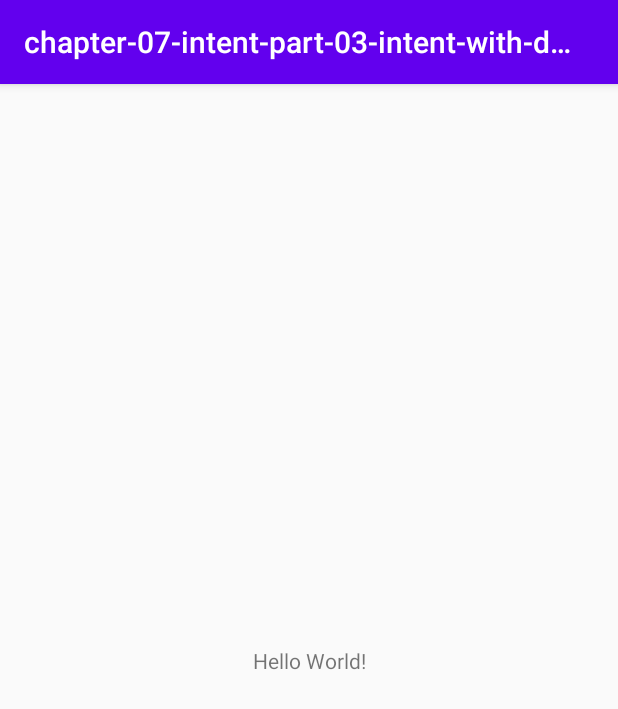
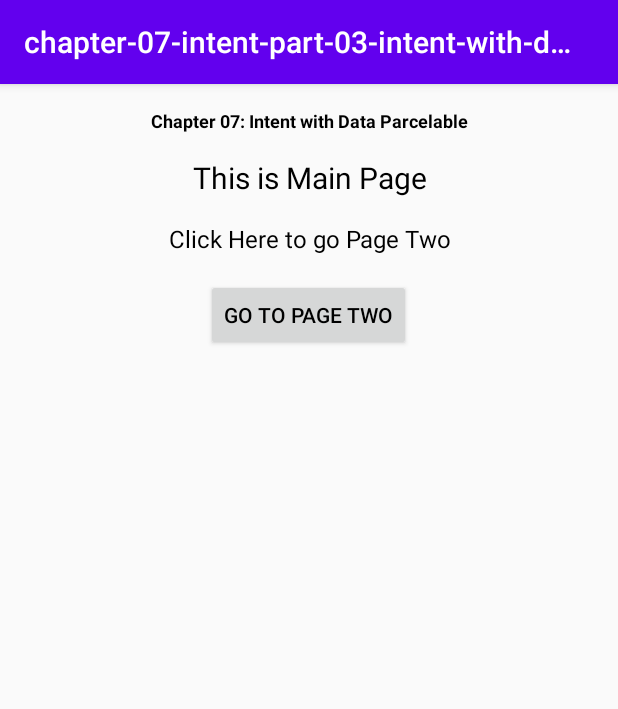
Before and after one commit to algokelvin-373/Channel-Algokelvin, an Android app: the screen it shows after launch (MainActivity), on a phone screen of 412 x 824 dp. Shown: the top 709 px of the screen. Run offline under Robolectric (Android 15) with nearby library versions, the phone set to English and light mode, and no system bars; libraries missing offline, so code that uses them is left out: com.algokelvin.android.

Commit message:
Success Bring Data using Intent Parcelable

```diff
--- a/AndroidProgramming/chapter-07-intent-part-03-intent-with-data-parcelable/build.gradle
+++ b/AndroidProgramming/chapter-07-intent-part-03-intent-with-data-parcelable/build.gradle
@@ -21,6 +21,9 @@ android {
             proguardFiles getDefaultProguardFile('proguard-android-optimize.txt'), 'proguard-rules.pro'
         }
     }
+    androidExtensions {
+        experimental = true
+    }
 }
 
 dependencies {
--- a/AndroidProgramming/chapter-07-intent-part-03-intent-with-data-parcelable/src/main/AndroidManifest.xml
+++ b/AndroidProgramming/chapter-07-intent-part-03-intent-with-data-parcelable/src/main/AndroidManifest.xml
@@ -9,6 +9,7 @@
         android:roundIcon="@mipmap/ic_launcher_round"
         android:supportsRtl="true"
         android:theme="@style/AppTheme">
+        <activity android:name=".PageTwoActivity"></activity>
         <activity android:name=".MainActivity">
             <intent-filter>
                 <action android:name="android.intent.action.MAIN" />
--- a/AndroidProgramming/chapter-07-intent-part-03-intent-with-data-parcelable/src/main/java/com/algokelvin/android/learning/kotlin/chapter07/MainActivity.kt
+++ b/AndroidProgramming/chapter-07-intent-part-03-intent-with-data-parcelable/src/main/java/com/algokelvin/android/learning/kotlin/chapter07/MainActivity.kt
@@ -1,12 +1,23 @@
 package com.algokelvin.android.learning.kotlin.chapter07
 
+import android.content.Intent
 import androidx.appcompat.app.AppCompatActivity
 import android.os.Bundle
+import kotlinx.android.synthetic.main.activity_main.*
 
 class MainActivity : AppCompatActivity() {
 
     override fun onCreate(savedInstanceState: Bundle?) {
         super.onCreate(savedInstanceState)
         setContentView(R.layout.activity_main)
+
+        val sampleData = SampleData("Kotlin", "Java", "PHP", "Javascript", "C++",
+            "Python", "Ruby", "Golang", "Swift", "Dart")
+
+        btnToPageTwo.setOnClickListener {
+            val intentToPageTwo = Intent(this, PageTwoActivity::class.java)
+            intentToPageTwo.putExtra("data_parcelable", sampleData)
+            startActivity(intentToPageTwo)
+        }
     }
 }
--- /dev/null
+++ b/AndroidProgramming/chapter-07-intent-part-03-intent-with-data-parcelable/src/main/java/com/algokelvin/android/learning/kotlin/chapter07/SampleData.kt
@@ -0,0 +1,18 @@
+package com.algokelvin.android.learning.kotlin.chapter07
+
+import android.os.Parcelable
+import kotlinx.android.parcel.Parcelize
+
+@Parcelize
+data class SampleData(
+    val data1: String,
+    val data2: String,
+    val data3: String,
+    val data4: String,
+    val data5: String,
+    val data6: String,
+    val data7: String,
+    val data8: String,
+    val data9: String,
+    val data10: String
+) : Parcelable
--- a/AndroidProgramming/chapter-07-intent-part-03-intent-with-data-parcelable/src/main/res/layout/activity_main.xml
+++ b/AndroidProgramming/chapter-07-intent-part-03-intent-with-data-parcelable/src/main/res/layout/activity_main.xml
@@ -1,18 +1,47 @@
 <?xml version="1.0" encoding="utf-8"?>
-<androidx.constraintlayout.widget.ConstraintLayout xmlns:android="http://schemas.android.com/apk/res/android"
-    xmlns:app="http://schemas.android.com/apk/res-auto"
+<LinearLayout xmlns:android="http://schemas.android.com/apk/res/android"
     xmlns:tools="http://schemas.android.com/tools"
     android:layout_width="match_parent"
     android:layout_height="match_parent"
+    android:orientation="vertical"
+    android:layout_margin="16dp"
     tools:context=".MainActivity">
 
     <TextView
+        android:text="@string/chapter07"
+        android:textColor="@android:color/black"
+        android:textStyle="bold"
+        android:textSize="12sp"
+        android:gravity="center"
+        android:layout_width="match_parent"
+        android:layout_height="wrap_content"/>
+
+    <TextView
+        android:text="@string/main_page"
+        android:textColor="@android:color/black"
+        android:textSize="20sp"
+        android:gravity="center"
+        android:layout_marginTop="16dp"
+        android:layout_width="match_parent"
+        android:layout_height="wrap_content"/>
+
+    <TextView
+        android:text="@string/button_introduction"
+        android:textColor="@android:color/black"
+        android:textSize="16sp"
+        android:gravity="center"
+        android:layout_marginTop="16dp"
+        android:layout_width="match_parent"
+        android:layout_height="wrap_content"/>
+
+    <Button
+        android:id="@+id/btnToPageTwo"
+        android:text="@string/button_to_page_two"
+        android:textColor="@android:color/black"
+        android:textSize="14sp"
+        android:layout_gravity="center"
+        android:layout_marginTop="16dp"
         android:layout_width="wrap_content"
-        android:layout_height="wrap_content"
-        android:text="Hello World!"
-        app:layout_constraintBottom_toBottomOf="parent"
-        app:layout_constraintLeft_toLeftOf="parent"
-        app:layout_constraintRight_toRightOf="parent"
-        app:layout_constraintTop_toTopOf="parent" />
+        android:layout_height="wrap_content"/>
 
-</androidx.constraintlayout.widget.ConstraintLayout>
+</LinearLayout>
--- a/AndroidProgramming/chapter-07-intent-part-03-intent-with-data-parcelable/src/main/res/values/strings.xml
+++ b/AndroidProgramming/chapter-07-intent-part-03-intent-with-data-parcelable/src/main/res/values/strings.xml
@@ -1,3 +1,11 @@
 <resources>
     <string name="app_name">chapter-07-intent-part-03-intent-with-data-parcelable</string>
+    <string name="chapter07">Chapter 07: Intent with Data Parcelable</string>
+    <string name="main_page">This is Main Page</string>
+    <string name="button_introduction">Click Here to go Page Two</string>
+    <string name="button_to_page_two">Go to Page Two</string>
+    <string name="page_two">You are in Page Two</string>
+    <string name="back_to_main">Click Here to Back Main Page</string>
+    <string name="back">Back</string>
+    <string name="your_data_parcelable">Your Data Parcelable</string>
 </resources>
```
Also changed, not shown: AndroidProgramming/chapter-07-intent-part-03-intent-with-data-parcelable/src/main/java/com/algokelvin/android/learning/kotlin/chapter07/PageTwoActivity.kt (added, +31 -0 lines), AndroidProgramming/chapter-07-intent-part-03-intent-with-data-parcelable/src/main/res/layout/activity_page_two.xml (added, +125 -0 lines).
